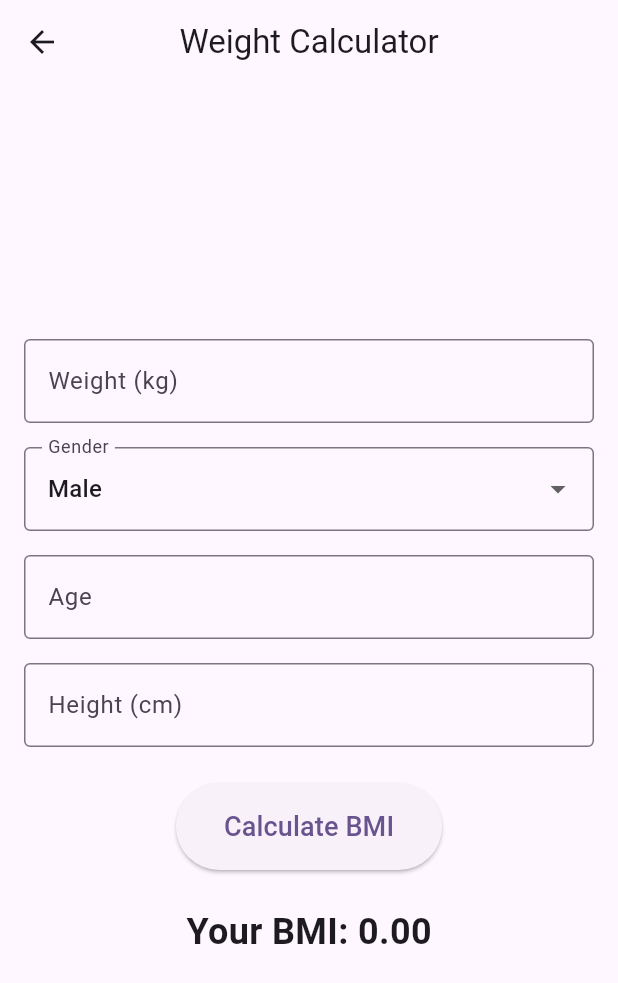
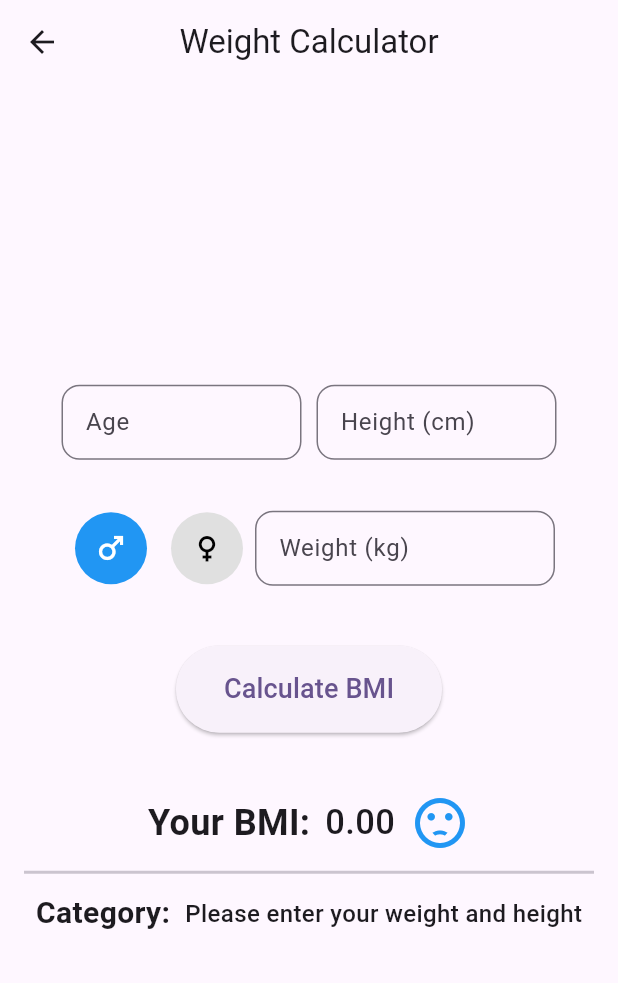
Before and after one commit to phorlly-dev/smple_app, a Flutter app: the screen it shows after launch, in the side drawer, after a tap on "Weight Calculator", on a phone screen of 412 x 824 dp. Shown: the top 983 px of the screen. Run offline on Flutter 3.47's test engine with Material 3 defaults, Android fonts, the phone set to English and light mode, and no system bars.

```diff
--- a/lib/views/pages/weight_calculator.dart
+++ b/lib/views/pages/weight_calculator.dart
@@ -10,32 +10,67 @@ class WeightCalculator extends StatefulWidget {
 }
 
 class _WeightCalculatorState extends State<WeightCalculator> {
-  final TextEditingController _weightController = TextEditingController();
-  final TextEditingController _heightController = TextEditingController();
-  final TextEditingController _ageController = TextEditingController();
+  final _weightController = TextEditingController();
+  final _heightController = TextEditingController();
+  final _ageController = TextEditingController();
   double _bmi = 0.0;
-  String _gender = 'Male';
-  final List<String> _genderOptions = ['Male', 'Female', 'Other'];
+  int _gender = 0; // 0: Male, 1: Female
+
+  final _genderIcons = [Icons.male, Icons.female];
 
   void _calculateBMI() {
     double weight = double.tryParse(_weightController.text) ?? 0.0;
     double height = double.tryParse(_heightController.text) ?? 0.0;
     int age = int.tryParse(_ageController.text) ?? 0;
 
-    // Basic validation
     if (age <= 0 || age > 120) {
-      // Handle invalid age input (e.g., show an error message)
+      ScaffoldMessenger.of(context).showSnackBar(
+        const SnackBar(content: Text('Please enter a valid age.')),
+      );
+      return;
     }
 
-    if (weight > 0 && height > 0) {
+    if (weight <= 0 || height <= 0) {
+      ScaffoldMessenger.of(context).showSnackBar(
+        const SnackBar(content: Text('Please enter valid weight and height.')),
+      );
+      return;
+    }
+
+    double bmi;
+
+    // Adjust BMI based on age and gender (example logic)
+    if (age < 18) {
+      // Hypothetical adjustment for teens
+      bmi = weight / ((height / 100) * (height / 100));
+      bmi *= (_gender == 0) ? 0.95 : 0.90; // male vs female adjustment
+    } else if (age >= 60) {
+      // Hypothetical adjustment for seniors
+      bmi = weight / ((height / 100) * (height / 100));
+      bmi *=
+          (_gender == 0) ? 1.05 : 1.00; // males over 60 may have more lean mass
+    } else {
+      // Standard adult BMI
+      bmi = weight / ((height / 100) * (height / 100));
+    }
+
     setState(() {
-        _bmi = weight / ((height / 100) * (height / 100));
-      });
-    } else {
-      setState(() {
-        _bmi = 0.0;
+      _bmi = bmi;
     });
   }
+
+  String _getBMICategory() {
+    if (_bmi == 0.0) return 'Please enter your weight and height';
+
+    if (_bmi < 16) return 'Very Severely Underweight';
+    if (_bmi < 17) return 'Severely Underweight';
+    if (_bmi < 18.5) return 'Underweight';
+    if (_bmi < 25) return 'Normal';
+    if (_bmi < 30) return 'Overweight';
+    if (_bmi < 35) return 'Obese Class I';
+    if (_bmi < 40) return 'Obese Class II';
+
+    return 'Obese Class III';
   }
 
   @override
@@ -46,30 +81,41 @@ class _WeightCalculatorState extends State<WeightCalculator> {
           padding: const EdgeInsets.all(16.0),
           child: Column(
             mainAxisAlignment: MainAxisAlignment.center,
+            spacing: 5,
             children: [
+              Row(
+                mainAxisAlignment: MainAxisAlignment.center,
+                children: [
+                  _buildInputField(
+                    width: 160,
+                    controller: _ageController,
+                    label: 'Age',
+                    keyboardType: TextInputType.number,
+                    inputFormatters: [FilteringTextInputFormatter.digitsOnly],
+                  ),
+                  const SizedBox(width: 10),
+                  _buildInputField(
+                    width: 160,
+                    label: 'Height (cm)',
+                    inputFormatters: [FilteringTextInputFormatter.digitsOnly],
+                    controller: _heightController,
+                    keyboardType: TextInputType.number,
+                  ),
+                ],
+              ),
+              const SizedBox(height: 24),
+              Row(
+                mainAxisAlignment: MainAxisAlignment.center,
+                children: [
+                  _buildGenderSwitcher(),
                   _buildInputField(
                     controller: _weightController,
                     label: 'Weight (kg)',
                     keyboardType: TextInputType.number,
                   ),
-              const SizedBox(height: 16),
-                _buildGenderDropdown(),
-                 const SizedBox(height: 16),
-              _buildInputField(
-                controller: _ageController,
-                label: 'Age',
-                keyboardType: TextInputType.number,
-                 inputFormatters: [FilteringTextInputFormatter.digitsOnly]
-
+                ],
               ),
-              const SizedBox(height: 16),
-               _buildInputField(
-                inputFormatters: [FilteringTextInputFormatter.digitsOnly],
-                controller: _heightController,
-                label: 'Height (cm)',
-                keyboardType: TextInputType.number,
-              ),
-              const SizedBox(height: 24),
+              const SizedBox(height: 30),
               ElevatedButton(
                 onPressed: _calculateBMI,
                 style: ElevatedButton.styleFrom(
@@ -83,16 +129,64 @@ class _WeightCalculatorState extends State<WeightCalculator> {
                   style: TextStyle(fontSize: 18),
                 ),
               ),
-              const SizedBox(height: 24),
+              const SizedBox(height: 30),
+              Row(
+                mainAxisAlignment: MainAxisAlignment.center,
+                children: [
                   Text(
-                'Your BMI: ${_bmi.toStringAsFixed(2)}',
+                    'Your BMI:',
                     style: const TextStyle(
                       fontSize: 24,
                       fontWeight: FontWeight.bold,
                     ),
                   ),
-              const SizedBox(height: 16),
-              _buildBMICategory(),
+                  const SizedBox(width: 10),
+                  Text(
+                    _bmi.toStringAsFixed(2),
+                    style: const TextStyle(
+                      fontSize: 23,
+                      fontWeight: FontWeight.w500,
+                    ),
+                  ),
+                  const SizedBox(width: 10),
+                  Icon(
+                    _bmi < 18.5
+                        ? Icons.sentiment_dissatisfied
+                        : _bmi < 25
+                        ? Icons.sentiment_satisfied
+                        : Icons.sentiment_very_dissatisfied,
+                    size: 40,
+                    color:
+                        _bmi < 18.5
+                            ? Colors.blue
+                            : _bmi < 25
+                            ? Colors.green
+                            : Colors.red,
+                  ),
+                ],
+              ),
+              // const SizedBox(height: 24),
+              const Divider(thickness: 2),
+              Row(
+                mainAxisAlignment: MainAxisAlignment.center,
+                children: [
+                  Text(
+                    'Category:',
+                    style: const TextStyle(
+                      fontSize: 20,
+                      fontWeight: FontWeight.bold,
+                    ),
+                  ),
+                  const SizedBox(width: 10),
+                  Text(
+                    _getBMICategory(),
+                    style: const TextStyle(
+                      fontSize: 16,
+                      fontWeight: FontWeight.w500,
+                    ),
+                  ),
+                ],
+              ),
             ],
           ),
         ),
@@ -105,48 +199,52 @@ class _WeightCalculatorState extends State<WeightCalculator> {
     required TextEditingController controller,
     required String label,
     required TextInputType keyboardType,
+    double? height = 50,
+    double? width = 200,
     List<TextInputFormatter>? inputFormatters,
   }) {
-    return TextField(
+    return SizedBox(
+      height: height,
+      width: width,
+      child: TextField(
         controller: controller,
         keyboardType: keyboardType,
         inputFormatters: inputFormatters,
         decoration: InputDecoration(
-        border: const OutlineInputBorder(),
+          border: OutlineInputBorder(borderRadius: BorderRadius.circular(12)),
           labelText: label,
+        ),
       ),
     );
   }
 
-  Widget _buildGenderDropdown() {
-    return DropdownButtonFormField<String>(
-      value: _gender,
-      items:
-          _genderOptions.map((String value) {
-            return DropdownMenuItem<String>(value: value, child: Text(value));
-          }).toList(),
-      onChanged: (String? newValue) {
+  Widget _buildGenderSwitcher() {
+    return Row(
+      mainAxisAlignment: MainAxisAlignment.center,
+      children: List.generate(2, (index) {
+        return InkWell(
+          onTap: () {
             setState(() {
-          _gender = newValue!;
+              _gender = index;
+              _calculateBMI();
             });
           },
-      decoration: const InputDecoration(
-        border: OutlineInputBorder(),
-      labelText: 'Gender',
-
+          child: Padding(
+            padding: const EdgeInsets.symmetric(horizontal: 8.0),
+            child: Container(
+              decoration: BoxDecoration(
+                shape: BoxShape.circle,
+                color: _gender == index ? Colors.blue : Colors.grey[300],
+              ),
+              padding: const EdgeInsets.all(12.0),
+              child: Icon(
+                _genderIcons[index],
+                color: _gender == index ? Colors.white : Colors.black,
+              ),
+            ),
           ),
         );
-  }
-
-  Widget _buildBMICategory() {
-    if (_bmi == 0.0) return const SizedBox.shrink();
-    String category =
-        _bmi < 18.5
-            ? 'Underweight'
-            : _bmi < 25
-            ? 'Normal weight'
-            : 'Overweight';
-
-    return Text('Category: $category', style: const TextStyle(fontSize: 18));
+      }),
+    );
   }
 }
```
Lines whose indentation alone changed are shown as unchanged.
